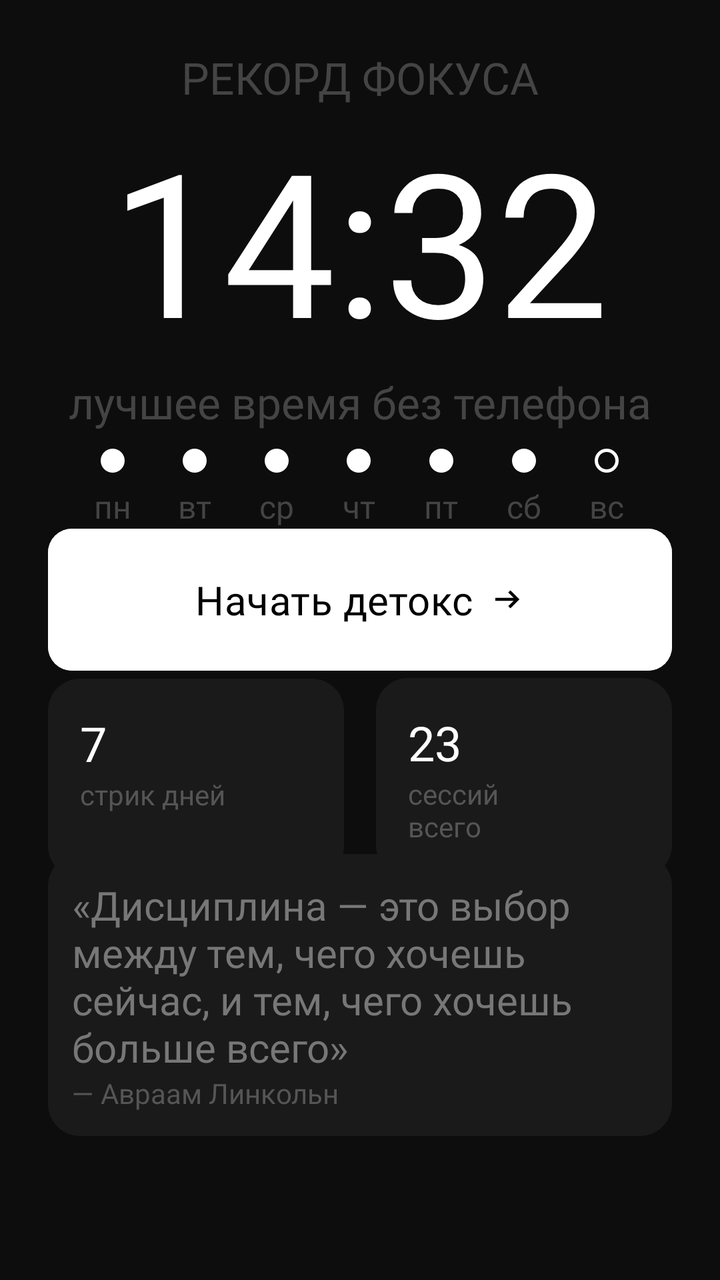
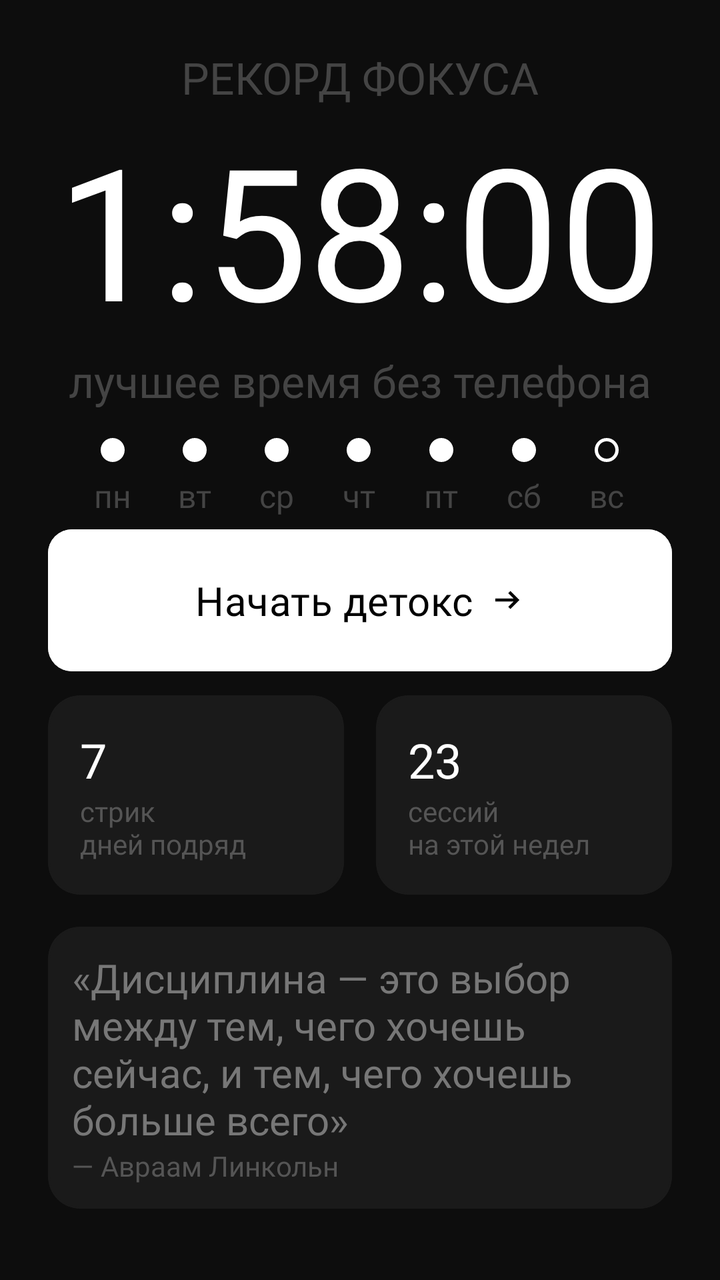

An Android layout rendered at two revisions. The XML below is the earlier revision; the diff shows what the commit changed to produce the second picture.
<!-- AndroidManifest.xml: application theme Theme.BoredomFocus -->
<!-- res/layout/fragment_home.xml -->
<?xml version="1.0" encoding="utf-8"?>
<androidx.constraintlayout.widget.ConstraintLayout xmlns:android="http://schemas.android.com/apk/res/android"
    xmlns:app="http://schemas.android.com/apk/res-auto"
    xmlns:tools="http://schemas.android.com/tools"
    android:layout_width="match_parent"
    android:layout_height="match_parent"
    android:background="#0D0D0D"
    android:padding="24dp"
    tools:context=".feature.home.presentation.HomeFragment">

    <TextView
        android:id="@+id/tvStreak1"
        android:layout_width="wrap_content"
        android:layout_height="wrap_content"
        android:fontFamily="@font/inter_medium"
        android:text="рекорд фокуса"
        android:textAllCaps="true"
        android:textColor="#444444"
        android:textSize="22sp"
        app:layout_constraintBottom_toTopOf="@+id/tvStreak2"
        app:layout_constraintEnd_toEndOf="parent"
        app:layout_constraintHorizontal_bias="0.5"
        app:layout_constraintStart_toStartOf="parent"
        app:layout_constraintTop_toTopOf="parent" />

    <TextView
        android:id="@+id/tvStreak2"
        android:layout_width="wrap_content"
        android:layout_height="wrap_content"
        android:fontFamily="@font/inter_bold"
        android:text="14:32"
        android:textColor="@color/white"
        android:textSize="100sp"
        app:layout_constraintBottom_toTopOf="@+id/tvStreak3"
        app:layout_constraintEnd_toEndOf="parent"
        app:layout_constraintHorizontal_bias="0.5"
        app:layout_constraintStart_toStartOf="parent"
        app:layout_constraintTop_toBottomOf="@+id/tvStreak1" />

    <TextView
        android:id="@+id/tvStreak3"
        android:layout_width="wrap_content"
        android:layout_height="wrap_content"
        android:fontFamily="@font/inter_medium"
        android:paddingBottom="12dp"
        android:text="лучшее время без телефона"
        android:textColor="#444444"
        android:textSize="22sp"
        app:layout_constraintEnd_toEndOf="parent"
        app:layout_constraintHorizontal_bias="0.5"
        app:layout_constraintStart_toStartOf="parent"
        app:layout_constraintTop_toBottomOf="@+id/tvStreak2" />

    <LinearLayout
        android:id="@+id/cardWeek"
        android:layout_width="match_parent"
        android:layout_height="wrap_content"
        android:orientation="horizontal"
        android:padding="12dp"
        app:layout_constraintBottom_toTopOf="@+id/line1"
        app:layout_constraintTop_toBottomOf="@+id/tvStreak3"
        tools:layout_editor_absoluteX="24dp">

        <LinearLayout
            android:layout_width="0dp"
            android:layout_height="wrap_content"
            android:layout_weight="1"
            android:gravity="center"
            android:orientation="vertical">

            <View
                android:id="@+id/viewMonday"
                android:layout_width="12dp"
                android:layout_height="12dp"
                android:background="@drawable/circle_filled" />

            <TextView
                android:layout_width="wrap_content"
                android:layout_height="wrap_content"
                android:layout_marginTop="6dp"
                android:fontFamily="@font/inter_regular"
                android:text="пн"
                android:textColor="#444444"
                android:textSize="16sp" />

        </LinearLayout>

        <LinearLayout
            android:layout_width="0dp"
            android:layout_height="wrap_content"
            android:layout_weight="1"
            android:gravity="center"
            android:orientation="vertical">

            <View
                android:id="@+id/viewTuesday"
                android:layout_width="12dp"
                android:layout_height="12dp"
                android:background="@drawable/circle_filled" />

            <TextView
                android:layout_width="wrap_content"
                android:layout_height="wrap_content"
                android:layout_marginTop="6dp"
                android:fontFamily="@font/inter_regular"
                android:text="вт"
                android:textColor="#444444"
                android:textSize="16sp" />

        </LinearLayout>

        <LinearLayout
            android:layout_width="0dp"
            android:layout_height="wrap_content"
            android:layout_weight="1"
            android:gravity="center"
            android:orientation="vertical">

            <View
                android:id="@+id/viewWednesday"
                android:layout_width="12dp"
                android:layout_height="12dp"
                android:background="@drawable/circle_filled" />

            <TextView
                android:layout_width="wrap_content"
                android:layout_height="wrap_content"
                android:layout_marginTop="6dp"
                android:fontFamily="@font/inter_regular"
                android:text="ср"
                android:textColor="#444444"
                android:textSize="16sp" />

        </LinearLayout>

        <LinearLayout
            android:layout_width="0dp"
            android:layout_height="wrap_content"
            android:layout_weight="1"
            android:gravity="center"
            android:orientation="vertical">

            <View
                android:id="@+id/viewThursday"
                android:layout_width="12dp"
                android:layout_height="12dp"
                android:background="@drawable/circle_filled" />

            <TextView
                android:layout_width="wrap_content"
                android:layout_height="wrap_content"
                android:layout_marginTop="6dp"
                android:fontFamily="@font/inter_regular"
                android:text="чт"
                android:textColor="#444444"
                android:textSize="16sp" />

        </LinearLayout>

        <LinearLayout
            android:layout_width="0dp"
            android:layout_height="wrap_content"
            android:layout_weight="1"
            android:gravity="center"
            android:orientation="vertical">

            <View
                android:id="@+id/viewFriday"
                android:layout_width="12dp"
                android:layout_height="12dp"
                android:background="@drawable/circle_filled" />

            <TextView
                android:layout_width="wrap_content"
                android:layout_height="wrap_content"
                android:layout_marginTop="6dp"
                android:fontFamily="@font/inter_regular"
                android:text="пт"
                android:textColor="#444444"
                android:textSize="16sp" />

        </LinearLayout>

        <LinearLayout
            android:layout_width="0dp"
            android:layout_height="wrap_content"
            android:layout_weight="1"
            android:gravity="center"
            android:orientation="vertical">

            <View
                android:id="@+id/viewSaturday"
                android:layout_width="12dp"
                android:layout_height="12dp"
                android:background="@drawable/circle_filled" />

            <TextView
                android:layout_width="wrap_content"
                android:layout_height="wrap_content"
                android:layout_marginTop="6dp"
                android:fontFamily="@font/inter_regular"
                android:text="сб"
                android:textColor="#444444"
                android:textSize="16sp" />

        </LinearLayout>

        <LinearLayout
            android:layout_width="0dp"
            android:layout_height="wrap_content"
            android:layout_weight="1"
            android:gravity="center"
            android:orientation="vertical">

            <View
                android:id="@+id/viewSunday"
                android:layout_width="12dp"
                android:layout_height="12dp"
                android:background="@drawable/circle_empty" />

            <TextView
                android:layout_width="wrap_content"
                android:layout_height="wrap_content"
                android:layout_marginTop="6dp"
                android:fontFamily="@font/inter_regular"
                android:text="вс"
                android:textColor="#444444"
                android:textSize="16sp" />

        </LinearLayout>

    </LinearLayout>

    <androidx.constraintlayout.widget.Guideline
        android:id="@+id/line1"
        android:layout_width="match_parent"
        android:layout_height="match_parent"
        android:orientation="horizontal"
        app:layout_constraintGuide_percent="0.40" />

    <com.google.android.material.button.MaterialButton
        android:id="@+id/btnStartDetox"
        android:layout_width="match_parent"
        android:layout_height="wrap_content"
        android:backgroundTint="@color/white"
        android:fontFamily="@font/inter_medium"
        android:padding="22dp"
        android:text="Начать детокс"
        android:textColor="@color/black"
        android:textSize="20sp"
        app:cornerRadius="12dp"
        app:icon="@drawable/ic_arrow_right"
        app:iconGravity="textEnd"
        app:iconTint="@color/black"
        app:layout_constraintBottom_toTopOf="@+id/cardRecord"
        app:layout_constraintEnd_toEndOf="parent"
        app:layout_constraintHorizontal_bias="0.5"
        app:layout_constraintStart_toStartOf="parent"
        app:layout_constraintTop_toTopOf="@+id/line1" />

    <com.google.android.material.card.MaterialCardView
        android:id="@+id/cardRecord"
        android:layout_width="0dp"
        android:layout_height="wrap_content"
        android:layout_marginRight="8dp"
        app:cardBackgroundColor="#1A1A1A"
        app:cardCornerRadius="16dp"
        app:layout_constraintBottom_toTopOf="@+id/line2"

        app:layout_constraintEnd_toStartOf="@+id/cardSession"
        app:layout_constraintHorizontal_bias="0.5"
        app:layout_constraintHorizontal_weight="1"
        app:layout_constraintStart_toStartOf="parent"
        app:layout_constraintTop_toBottomOf="@+id/btnStartDetox"
        app:strokeColor="#1A1A1A">

        <LinearLayout
            android:id="@+id/llRecord"
            android:layout_width="match_parent"
            android:layout_height="match_parent"
            android:orientation="vertical"
            android:padding="16dp">

            <TextView
                android:layout_width="wrap_content"
                android:layout_height="wrap_content"
                android:fontFamily="@font/inter_bold"
                android:text="7"
                android:textColor="@color/white"
                android:textSize="24sp" />

            <TextView
                android:layout_width="wrap_content"
                android:layout_height="wrap_content"
                android:fontFamily="@font/inter_regular"
                android:text="стрик дней\n"
                android:textColor="#555555"
                android:textSize="14sp" />
        </LinearLayout>

    </com.google.android.material.card.MaterialCardView>

    <com.google.android.material.card.MaterialCardView
        android:id="@+id/cardSession"
        android:layout_width="0dp"
        android:layout_height="wrap_content"
        android:layout_marginLeft="8dp"
        app:cardBackgroundColor="#1A1A1A"
        app:cardCornerRadius="16dp"
        app:layout_constraintBottom_toTopOf="@+id/line2"

        app:layout_constraintEnd_toEndOf="parent"
        app:layout_constraintHorizontal_bias="0.5"
        app:layout_constraintHorizontal_weight="1"
        app:layout_constraintStart_toEndOf="@+id/cardRecord"
        app:layout_constraintTop_toBottomOf="@+id/btnStartDetox"
        app:strokeColor="#1A1A1A">

        <LinearLayout
            android:id="@+id/llSession"
            android:layout_width="match_parent"
            android:layout_height="match_parent"
            android:orientation="vertical"
            android:padding="16dp">

            <TextView
                android:layout_width="wrap_content"
                android:layout_height="wrap_content"
                android:fontFamily="@font/inter_bold"
                android:text="23"
                android:textColor="@color/white"
                android:textSize="24sp" />

            <TextView
                android:layout_width="wrap_content"
                android:layout_height="wrap_content"
                android:fontFamily="@font/inter_regular"
                android:text="сессий\nвсего"
                android:textColor="#555555"
                android:textSize="14sp" />
        </LinearLayout>

    </com.google.android.material.card.MaterialCardView>

    <androidx.constraintlayout.widget.Guideline
        android:id="@+id/line2"
        android:layout_width="match_parent"
        android:layout_height="match_parent"
        android:orientation="horizontal"
        app:layout_constraintGuide_percent="0.70" />

    <com.google.android.material.card.MaterialCardView
        android:id="@+id/cardQuote"
        android:layout_width="match_parent"
        android:layout_height="wrap_content"
        app:cardBackgroundColor="#1A1A1A"
        app:cardCornerRadius="16dp"
        app:layout_constraintBottom_toTopOf="@+id/line3"
        app:layout_constraintEnd_toEndOf="parent"
        app:layout_constraintHorizontal_bias="0.5"
        app:layout_constraintStart_toStartOf="parent"
        app:layout_constraintTop_toTopOf="@+id/line2"
        app:strokeColor="#1A1A1A">

        <LinearLayout
            android:id="@+id/llQuote"
            android:layout_width="match_parent"
            android:layout_height="match_parent"
            android:orientation="vertical"
            android:padding="12dp">

            <TextView
                android:layout_width="wrap_content"
                android:layout_height="wrap_content"
                android:fontFamily="@font/inter_italic"
                android:text="\«Дисциплина — это выбор между тем, чего хочешь сейчас, и тем, чего хочешь больше всего\»"
                android:textColor="#777777"
                android:textSize="20sp" />

            <TextView
                android:layout_width="wrap_content"
                android:layout_height="wrap_content"
                android:fontFamily="@font/inter_regular"
                android:text="— Авраам Линкольн"
                android:textColor="#555555"
                android:textSize="14sp" />
        </LinearLayout>

    </com.google.android.material.card.MaterialCardView>

    <androidx.constraintlayout.widget.Guideline
        android:id="@+id/line3"
        android:layout_width="match_parent"
        android:layout_height="match_parent"
        android:orientation="horizontal"
        app:layout_constraintGuide_percent="0.90" />

</androidx.constraintlayout.widget.ConstraintLayout>
<!-- resources referenced by this layout -->
<resources>
  <color name="black">#FF000000</color>
  <color name="white">#FFFFFFFF</color>
  <!-- drawable circle_empty (drawable) -->
  <?xml version="1.0" encoding="utf-8"?>
  <shape xmlns:android="http://schemas.android.com/apk/res/android" android:shape="oval">
      <stroke android:width="1.5dp" android:color="#FFFFFF"/>
      <size android:height="16dp" android:width="16dp"/>
  </shape>
  <!-- drawable circle_filled (drawable) -->
  <?xml version="1.0" encoding="utf-8"?>
  <shape xmlns:android="http://schemas.android.com/apk/res/android"
      android:shape="oval">
      <solid android:color="#FFFFFF"/>
      <size android:height="12dp" android:width="12dp"/>
  </shape>
  <!-- drawable ic_arrow_right (drawable) -->
  <vector xmlns:android="http://schemas.android.com/apk/res/android" android:autoMirrored="true" android:height="24dp" android:tint="#000000" android:viewportHeight="960" android:viewportWidth="960" android:width="24dp">
        
      <path android:fillColor="@android:color/white" android:pathData="M560,720L504,662L646,520L160,520L160,440L646,440L504,298L560,240L800,480L560,720Z"/>
      
  </vector>
  <style name="Theme.BoredomFocus" parent="Base.Theme.BoredomFocus" />
  <style name="Base.Theme.BoredomFocus" parent="Theme.Material3.DayNight.NoActionBar">
          
          
      </style>
</resources>

<!-- the commit's change to res/layout/fragment_home.xml (unified diff, before → after) -->
@@ -2,6 +2,7 @@
 <androidx.constraintlayout.widget.ConstraintLayout xmlns:android="http://schemas.android.com/apk/res/android"
     xmlns:app="http://schemas.android.com/apk/res-auto"
     xmlns:tools="http://schemas.android.com/tools"
+    android:id="@+id/homeContent"
     android:layout_width="match_parent"
     android:layout_height="match_parent"
     android:background="#0D0D0D"
@@ -28,9 +29,9 @@
         android:layout_width="wrap_content"
         android:layout_height="wrap_content"
         android:fontFamily="@font/inter_bold"
-        android:text="14:32"
+        android:text="1:58:00"
         android:textColor="@color/white"
-        android:textSize="100sp"
+        android:textSize="92sp"
         app:layout_constraintBottom_toTopOf="@+id/tvStreak3"
         app:layout_constraintEnd_toEndOf="parent"
         app:layout_constraintHorizontal_bias="0.5"
@@ -58,8 +59,10 @@
         android:orientation="horizontal"
         android:padding="12dp"
         app:layout_constraintBottom_toTopOf="@+id/line1"
-        app:layout_constraintTop_toBottomOf="@+id/tvStreak3"
-        tools:layout_editor_absoluteX="24dp">
+        app:layout_constraintEnd_toEndOf="parent"
+        app:layout_constraintHorizontal_bias="0.5"
+        app:layout_constraintStart_toStartOf="parent"
+        app:layout_constraintTop_toBottomOf="@+id/tvStreak3">
 
         <LinearLayout
             android:layout_width="0dp"
@@ -263,6 +266,7 @@
         android:layout_width="0dp"
         android:layout_height="wrap_content"
         android:layout_marginRight="8dp"
+        android:layout_marginTop="8dp"
         app:cardBackgroundColor="#1A1A1A"
         app:cardCornerRadius="16dp"
         app:layout_constraintBottom_toTopOf="@+id/line2"
@@ -282,6 +286,7 @@
             android:padding="16dp">
 
             <TextView
+                android:id="@+id/tvStreakCount"
                 android:layout_width="wrap_content"
                 android:layout_height="wrap_content"
                 android:fontFamily="@font/inter_bold"
@@ -293,7 +298,7 @@
                 android:layout_width="wrap_content"
                 android:layout_height="wrap_content"
                 android:fontFamily="@font/inter_regular"
-                android:text="стрик дней\n"
+                android:text="стрик\nдней подряд"
                 android:textColor="#555555"
                 android:textSize="14sp" />
         </LinearLayout>
@@ -307,8 +312,8 @@
         android:layout_marginLeft="8dp"
         app:cardBackgroundColor="#1A1A1A"
         app:cardCornerRadius="16dp"
+        android:layout_marginTop="8dp"
         app:layout_constraintBottom_toTopOf="@+id/line2"
-
         app:layout_constraintEnd_toEndOf="parent"
         app:layout_constraintHorizontal_bias="0.5"
         app:layout_constraintHorizontal_weight="1"
@@ -324,6 +329,7 @@
             android:padding="16dp">
 
             <TextView
+                android:id="@+id/tvSessionCount"
                 android:layout_width="wrap_content"
                 android:layout_height="wrap_content"
                 android:fontFamily="@font/inter_bold"
@@ -335,31 +341,24 @@
                 android:layout_width="wrap_content"
                 android:layout_height="wrap_content"
                 android:fontFamily="@font/inter_regular"
-                android:text="сессий\nвсего"
+                android:text="сессий\nна этой недел"
                 android:textColor="#555555"
                 android:textSize="14sp" />
         </LinearLayout>
 
     </com.google.android.material.card.MaterialCardView>
 
-    <androidx.constraintlayout.widget.Guideline
-        android:id="@+id/line2"
-        android:layout_width="match_parent"
-        android:layout_height="match_parent"
-        android:orientation="horizontal"
-        app:layout_constraintGuide_percent="0.70" />
-
     <com.google.android.material.card.MaterialCardView
         android:id="@+id/cardQuote"
         android:layout_width="match_parent"
         android:layout_height="wrap_content"
         app:cardBackgroundColor="#1A1A1A"
         app:cardCornerRadius="16dp"
-        app:layout_constraintBottom_toTopOf="@+id/line3"
-        app:layout_constraintEnd_toEndOf="parent"
-        app:layout_constraintHorizontal_bias="0.5"
-        app:layout_constraintStart_toStartOf="parent"
-        app:layout_constraintTop_toTopOf="@+id/line2"
+        android:layout_marginTop="16dp"
+        app:layout_constraintEnd_toEndOf="parent"
+        app:layout_constraintHorizontal_bias="0.5"
+        app:layout_constraintStart_toStartOf="parent"
+        app:layout_constraintTop_toBottomOf="@+id/cardSession"
         app:strokeColor="#1A1A1A">
 
         <LinearLayout
